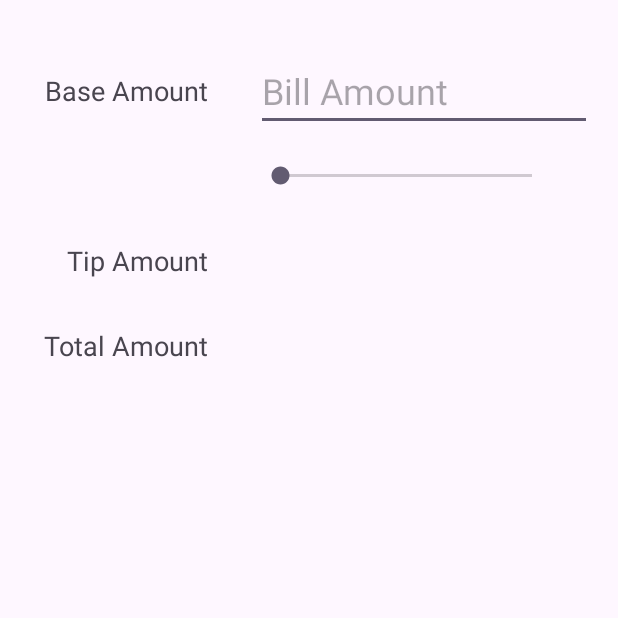
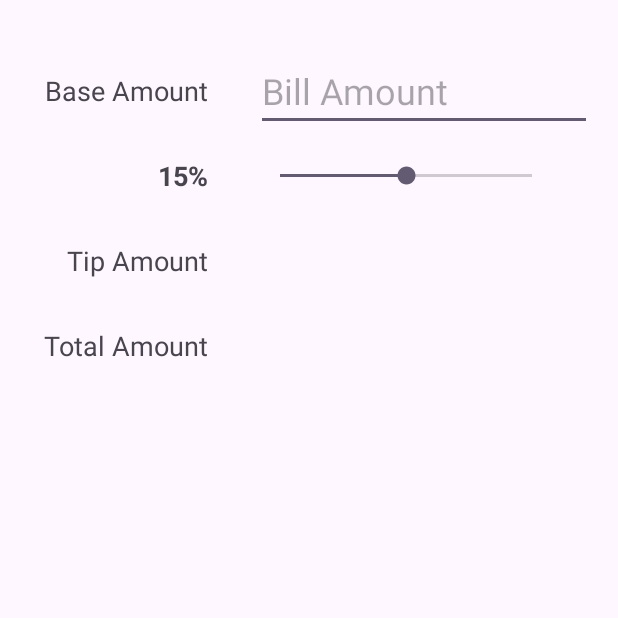
Before and after one commit to mmeacham92/tip-calculator, an Android app: the screen it shows after launch (MainActivity), on a phone screen of 412 x 824 dp, the top half of it. Run offline under Robolectric (Android 15) with nearby library versions, the phone set to English and light mode, and no system bars.

Commit message:
created a constant to represent initial tip percent and updated onCreate to set the progress of the SeekBar and the text of the tipPercent TextView to reflect initial tip percent

```diff
--- a/app/src/main/java/com/example/tipcalculator/MainActivity.kt
+++ b/app/src/main/java/com/example/tipcalculator/MainActivity.kt
@@ -9,6 +9,7 @@ import android.widget.TextView
 import org.w3c.dom.Text
 
 private const val TAG = "MainActivity"
+private const val INITIAL_TIP_PERCENT = 15
 class MainActivity : AppCompatActivity() {
     private lateinit var etBaseAmount: EditText
     private lateinit var tvTipPercent: TextView
@@ -24,6 +25,9 @@ class MainActivity : AppCompatActivity() {
         tvTipAmount = findViewById(R.id.tvTipAmount)
         tvTotalAmount = findViewById(R.id.tvTotalAmount)
 
+        sbTipPercent.progress = INITIAL_TIP_PERCENT
+        tvTipPercent.text = "$INITIAL_TIP_PERCENT%"
+
         sbTipPercent.setOnSeekBarChangeListener(object: SeekBar.OnSeekBarChangeListener {
             override fun onProgressChanged(p0: SeekBar?, progress: Int, p2: Boolean) {
                 Log.i(TAG, "onProgressChanged $progress")
@@ -31,9 +35,7 @@ class MainActivity : AppCompatActivity() {
             }
 
             override fun onStartTrackingTouch(p0: SeekBar?) {}
-
             override fun onStopTrackingTouch(p0: SeekBar?) {}
-
         })
     }
 }
```
